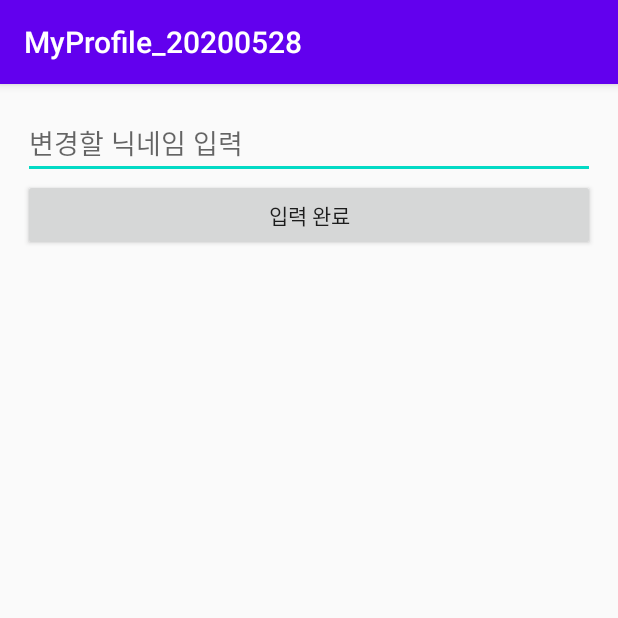
After one commit to cho881020/MyProfile_20200528, an Android app: the EditNickNameActivity screen opened directly, with no data from a screen before it, on a phone screen of 412 x 824 dp, the top half of it. The commit adds this screen. Run offline under Robolectric (Android 15) with nearby library versions, the phone set to English and light mode, and no system bars.

Commit message:
닉네임 수정화면 추가 + 이동할때 startActivityForResult

```diff
--- a/app/src/main/AndroidManifest.xml
+++ b/app/src/main/AndroidManifest.xml
@@ -9,6 +9,7 @@
         android:roundIcon="@mipmap/ic_launcher_round"
         android:supportsRtl="true"
         android:theme="@style/AppTheme">
+        <activity android:name=".EditNickNameActivity"></activity>
         <activity android:name=".MainActivity">
             <intent-filter>
                 <action android:name="android.intent.action.MAIN" />
--- /dev/null
+++ b/app/src/main/java/kr/co/tjoeun/myprofile_20200528/EditNickNameActivity.kt
@@ -0,0 +1,12 @@
+package kr.co.tjoeun.myprofile_20200528
+
+import androidx.appcompat.app.AppCompatActivity
+import android.os.Bundle
+
+class EditNickNameActivity : AppCompatActivity() {
+
+    override fun onCreate(savedInstanceState: Bundle?) {
+        super.onCreate(savedInstanceState)
+        setContentView(R.layout.activity_edit_nick_name)
+    }
+}
--- a/app/src/main/java/kr/co/tjoeun/myprofile_20200528/MainActivity.kt
+++ b/app/src/main/java/kr/co/tjoeun/myprofile_20200528/MainActivity.kt
@@ -1,12 +1,21 @@
 package kr.co.tjoeun.myprofile_20200528
 
+import android.content.Intent
 import androidx.appcompat.app.AppCompatActivity
 import android.os.Bundle
+import kotlinx.android.synthetic.main.activity_main.*
 
 class MainActivity : AppCompatActivity() {
+
+    val REQ_FOR_NICKNAME = 1001
 
     override fun onCreate(savedInstanceState: Bundle?) {
         super.onCreate(savedInstanceState)
         setContentView(R.layout.activity_main)
+
+        changeNickBtn.setOnClickListener {
+            val myIntent = Intent(this, EditNickNameActivity::class.java)
+            startActivityForResult(myIntent, REQ_FOR_NICKNAME)
+        }
     }
 }
--- /dev/null
+++ b/app/src/main/res/layout/activity_edit_nick_name.xml
@@ -0,0 +1,21 @@
+<?xml version="1.0" encoding="utf-8"?>
+<LinearLayout xmlns:android="http://schemas.android.com/apk/res/android"
+    xmlns:app="http://schemas.android.com/apk/res-auto"
+    xmlns:tools="http://schemas.android.com/tools"
+    android:layout_width="match_parent"
+    android:layout_height="match_parent"
+    android:padding="15dp"
+    android:orientation="vertical"
+    tools:context=".EditNickNameActivity">
+
+    <EditText
+        android:layout_width="match_parent"
+        android:layout_height="wrap_content"
+        android:hint="변경할 닉네임 입력" />
+
+    <Button
+        android:layout_width="match_parent"
+        android:layout_height="wrap_content"
+        android:text="입력 완료" />
+
+</LinearLayout>
--- a/app/src/main/res/layout/activity_main.xml
+++ b/app/src/main/res/layout/activity_main.xml
@@ -20,6 +20,7 @@
         android:gravity="center_vertical">
 
         <TextView
+            android:id="@+id/nickNameTxt"
             android:layout_width="wrap_content"
             android:layout_height="wrap_content"
             android:text="본인닉네임표시"/>
@@ -30,6 +31,7 @@
             android:layout_weight="1" />
 
         <Button
+            android:id="@+id/changeNickBtn"
             android:layout_width="80dp"
             android:layout_height="wrap_content"
             android:text="변경" />
```
